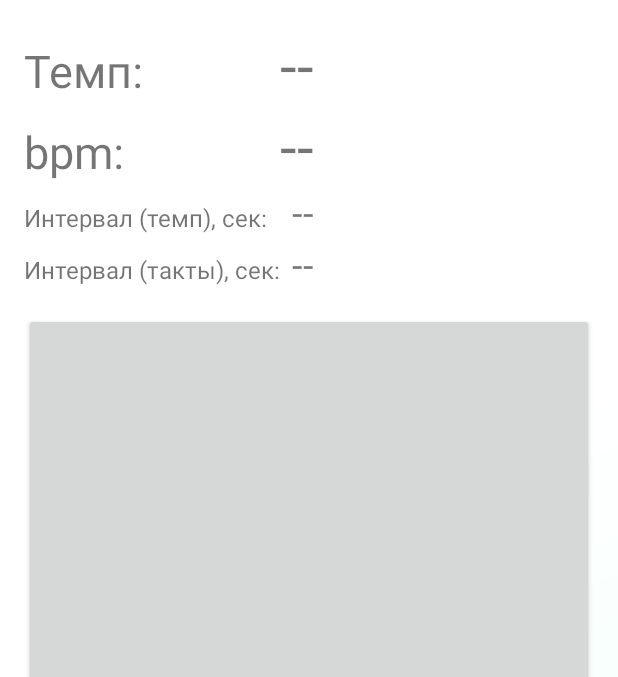
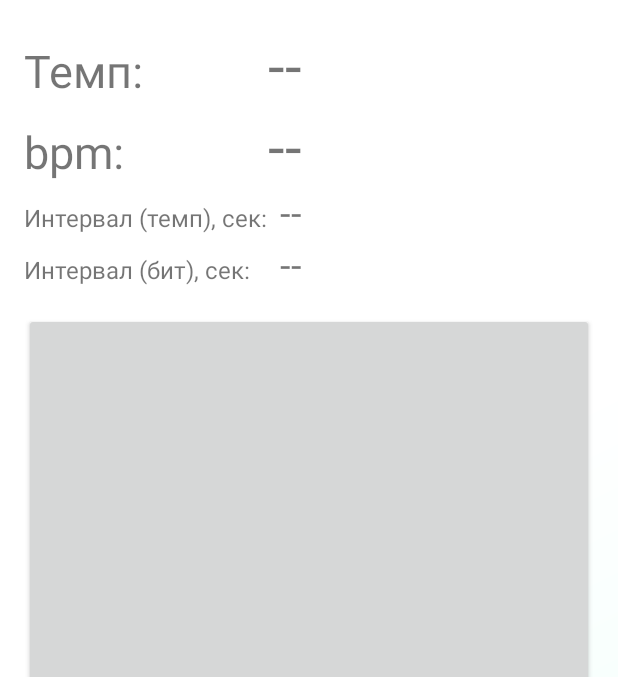
Before and after one commit to alexmirash/BoogieTapper, an Android app: the screen it shows after launch (MainActivity), on a phone screen of 412 x 824 dp, the part 84-761 px from its top. Run offline under Robolectric (Android 15) with nearby library versions, the phone set to English and light mode, and no system bars.

Commit message:
Beat inverval text was updated; Auto refresh mode setting was disabled. Auto refresh was turned on permanently

```diff
--- /dev/null
+++ b/app/src/main/java/com/alex/mirash/boogietapcounter/settings/Config.java
@@ -0,0 +1,9 @@
+package com.alex.mirash.boogietapcounter.settings;
+
+/**
+ * @author Mirash
+ */
+
+public final class Config {
+    public static boolean IS_AUTO_REFRESH_OPTION_ENABLED = false;
+}
--- a/app/src/main/java/com/alex/mirash/boogietapcounter/tapper/view/setting/SettingsView.java
+++ b/app/src/main/java/com/alex/mirash/boogietapcounter/tapper/view/setting/SettingsView.java
@@ -11,6 +11,7 @@ import android.widget.LinearLayout;
 import android.widget.Spinner;
 
 import com.alex.mirash.boogietapcounter.R;
+import com.alex.mirash.boogietapcounter.settings.Config;
 import com.alex.mirash.boogietapcounter.settings.SettingTapMode;
 import com.alex.mirash.boogietapcounter.settings.SettingUnit;
 import com.alex.mirash.boogietapcounter.settings.Settings;
@@ -22,7 +23,6 @@ import com.alex.mirash.boogietapcounter.settings.Settings;
 public class SettingsView extends LinearLayout {
     private Spinner tapModeSpinner;
     private Spinner tempUnitSpinner;
-    private CheckBox refreshTimeCheckbox;
 
     public SettingsView(Context context) {
         super(context);
@@ -34,7 +34,6 @@ public class SettingsView extends LinearLayout {
         inflate(getContext(), R.layout.view_settings, this);
         tapModeSpinner = (Spinner) findViewById(R.id.settings_tap_mode_spinner);
         tempUnitSpinner = (Spinner) findViewById(R.id.settings_unit_spinner);
-        refreshTimeCheckbox = (CheckBox) findViewById(R.id.settings_refresh_time_checkbox);
 
         Settings settings = Settings.get();
         initSettingSpinner(tapModeSpinner, R.id.settings_tap_mode_label, settings.getTapMode().ordinal(),
@@ -70,6 +69,8 @@ public class SettingsView extends LinearLayout {
     }
 
     private void initRefreshCheckbox(int labelId) {
+        if (Config.IS_AUTO_REFRESH_OPTION_ENABLED) {
+            final CheckBox refreshTimeCheckbox = (CheckBox) findViewById(R.id.settings_refresh_time_checkbox);
             refreshTimeCheckbox.setChecked(Settings.get().getIsAutoRefresh());
             refreshTimeCheckbox.setOnCheckedChangeListener(new CompoundButton.OnCheckedChangeListener() {
                 @Override
@@ -85,6 +86,10 @@ public class SettingsView extends LinearLayout {
                     refreshTimeCheckbox.setChecked(!refreshTimeCheckbox.isChecked());
                 }
             });
+        } else {
+            findViewById(R.id.settings_refresh_time_item).setVisibility(GONE);
+            findViewById(R.id.settings_refresh_time_delimiter).setVisibility(GONE);
+        }
     }
 
 
--- a/app/src/main/res/layout/view_settings.xml
+++ b/app/src/main/res/layout/view_settings.xml
@@ -46,6 +46,7 @@
 
     <!--stop time-->
     <LinearLayout
+        android:id="@+id/settings_refresh_time_item"
         style="@style/NavItemStyle"
         >
         <TextView
@@ -63,6 +64,7 @@
             />
     </LinearLayout>
     <View
+        android:id="@+id/settings_refresh_time_delimiter"
         android:layout_width="match_parent"
         android:layout_height="1px"
         android:background="@color/colorPrimary"
--- a/app/src/main/res/values/strings.xml
+++ b/app/src/main/res/values/strings.xml
@@ -26,7 +26,7 @@
 
     <string name="output_bpm_label">bpm:</string>
     <string name="output_temp_label">Темп:</string>
-    <string name="output_beat_interval_label">Интервал (такты), сек:</string>
+    <string name="output_beat_interval_label">Интервал (бит), сек:</string>
     <string name="output_temp_interval_label">Интервал (темп), сек:</string>
 
     <string name="tap_button_label_main">ТАПНИ МЕНЯ</string>
```
Also changed, not shown: app/src/main/java/com/alex/mirash/boogietapcounter/settings/SettingAutoRefreshTime.java (deleted, +0 -34 lines). Lines whose indentation alone changed are shown as unchanged.
